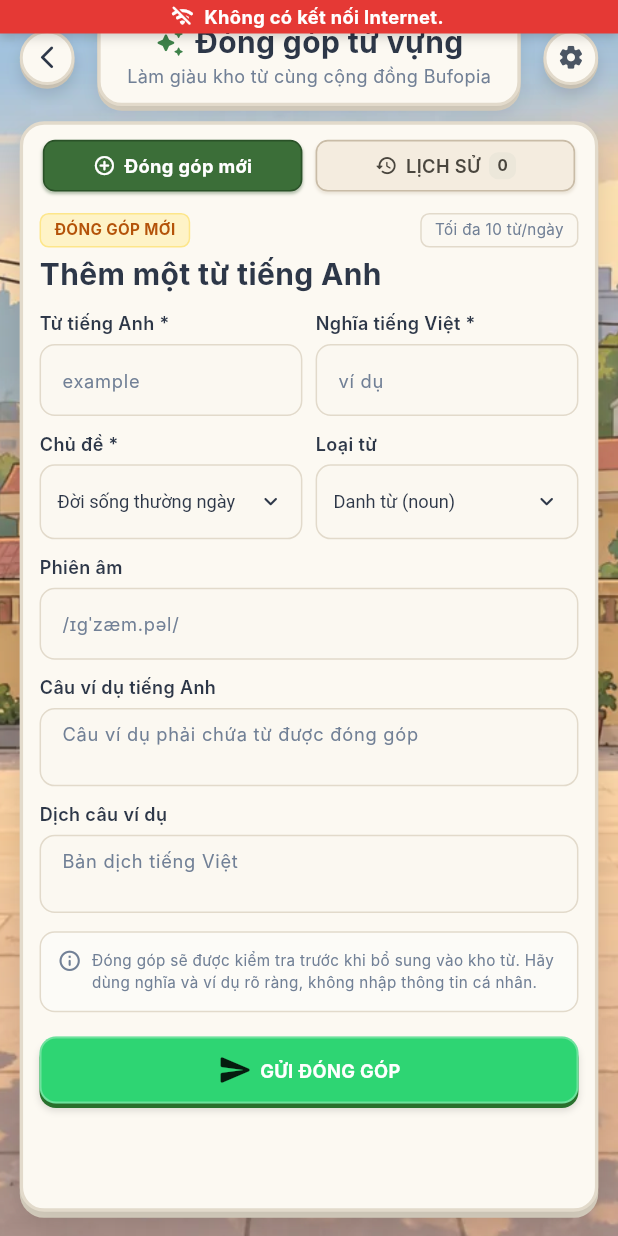
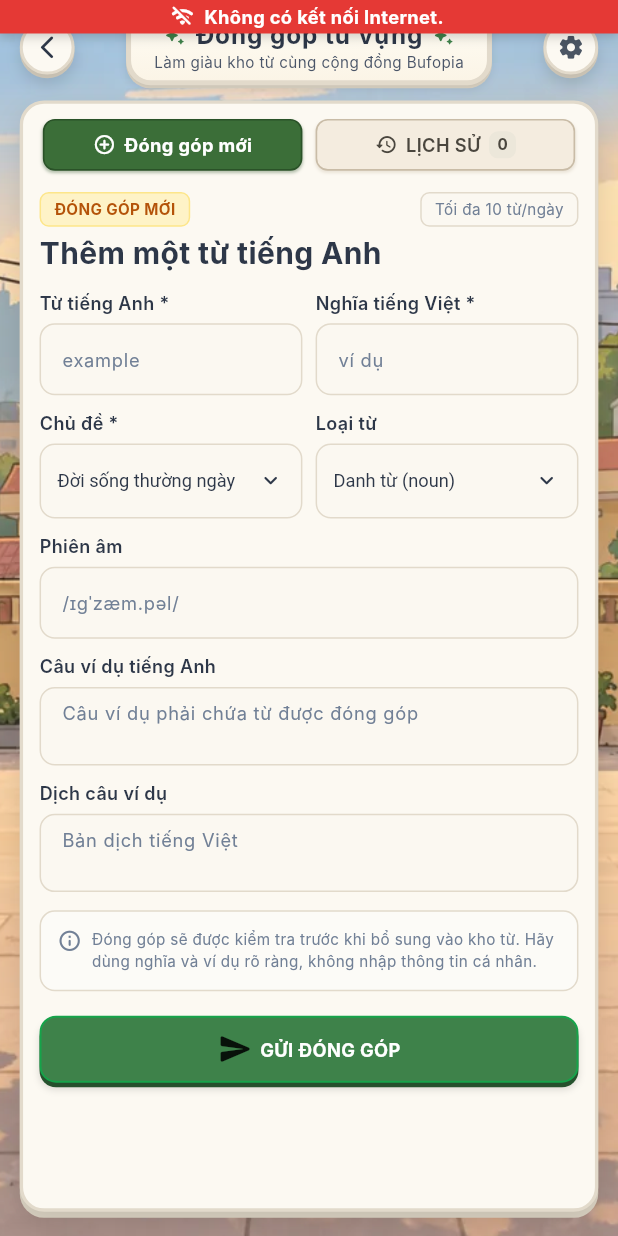
Before and after one commit to JK-Tran/bufopia-mobile, a Flutter app: the ContributionPage screen opened by its route, on a phone screen of 412 x 824 dp. Run offline on Flutter 3.47's test engine with Material 3 defaults, Android fonts, the phone set to English and light mode, and no system bars; our stand-ins replace audioplayers, bloc, clock, connectivity_plus, dartx, decimal and 21 more; missing offline and left inert: android_id, photo_manager, photo_manager_image_provider; accounts and stored records are empty; network calls fail; Roboto replaces fonts that are missing (Inter); statements that could not run were skipped.

Commit message:
feat(practice): refine contribution header and review quiz dialog

```diff
--- a/lib/features/practice/presentation/contribution/bloc/contribution_bloc.dart
+++ b/lib/features/practice/presentation/contribution/bloc/contribution_bloc.dart
@@ -7,6 +7,7 @@ import 'package:bufopia/features/practice/domain/usecases/get_contributions_use_
 import 'package:bufopia/features/practice/domain/usecases/get_dictionary_detail_use_case.dart';
 import 'package:bufopia/features/practice/domain/usecases/submit_contribution_use_case.dart';
 import 'package:bufopia/features/practice/domain/usecases/update_contribution_use_case.dart';
+import 'package:bufopia/shared/l10n/l10n.dart';
 import 'package:bufopia/shared/services/device/device_uid_service.dart';
 import 'package:bufopia/shared/services/firebase/firebase_auth_service.dart';
 import 'package:flutter_bloc/flutter_bloc.dart';
@@ -122,7 +123,7 @@ class ContributionBloc extends BaseBloc<ContributionEvent, ContributionState> {
         safeEmit(
           state.copyWith(
             contributions: updatedList,
-            successMessage: 'Đóng góp từ thành công',
+            successMessage: S.current.contributeWordSuccess,
           ),
         );
       },
@@ -163,7 +164,7 @@ class ContributionBloc extends BaseBloc<ContributionEvent, ContributionState> {
         safeEmit(
           state.copyWith(
             contributions: updatedList,
-            successMessage: 'Cập nhật từ thành công',
+            successMessage: S.current.updateWordSuccess,
           ),
         );
       },
--- a/lib/features/practice/presentation/contribution/widgets/contribution_form.dart
+++ b/lib/features/practice/presentation/contribution/widgets/contribution_form.dart
@@ -407,7 +407,7 @@ class _ContributionFormState extends State<ContributionForm> {
             SizedBox(height: 16.h),
 
             // Submit Button
-            AppButton.success(
+            AppButton(
               text: widget.isSubmitting
                   ? l10n.submitting
                   : (_editingId != null
@@ -417,6 +417,15 @@ class _ContributionFormState extends State<ContributionForm> {
               isLoading: widget.isSubmitting,
               onPressed: widget.isSubmitting ? null : _handleSubmit,
               height: 44.h,
+              backgroundColor: isPaper
+                  ? AppColors.paperGreen
+                  : AppColors.greenDark,
+              borderColor: isPaper
+                  ? AppColors.paperGreenBorder
+                  : AppColors.greenLight,
+              extrusionColor: isPaper
+                  ? AppColors.paperGreenExtrusion
+                  : AppColors.green,
             ),
           ],
         ),
--- a/lib/features/practice/presentation/contribution/widgets/contribution_header.dart
+++ b/lib/features/practice/presentation/contribution/widgets/contribution_header.dart
@@ -4,6 +4,8 @@ import 'package:bufopia/shared/l10n/l10n.dart';
 import 'package:flutter/material.dart';
 import 'package:flutter_screenutil/flutter_screenutil.dart';
 
+/// Bảng hiệu "Đóng Góp Từ Vựng" hỗ trợ 2 giao diện:
+/// Giấy vẽ (Paper) & Gỗ Arcade (Classic)
 class ContributionHeader extends StatelessWidget {
   const ContributionHeader({
     required this.isPaperTheme,
@@ -14,29 +16,45 @@ class ContributionHeader extends StatelessWidget {
 
   @override
   Widget build(BuildContext context) {
+    final l10n = context.l10n;
+
+    if (isPaperTheme) {
       return Container(
-      padding: EdgeInsets.symmetric(horizontal: 16.w, vertical: 8.h),
         decoration: BoxDecoration(
-        color: isPaperTheme ? AppColors.paperCardBg : AppColors.white,
+          color: AppColors.paperBorder,
           borderRadius: BorderRadius.circular(16.r),
-        border: Border.all(
-          color: isPaperTheme ? AppColors.paperBorder : AppColors.blueLight,
-          width: 2.w,
-        ),
           boxShadow: [
             BoxShadow(
-            color: isPaperTheme
-                ? AppColors.paperExtrusion
-                : AppColors.grayExtrusion,
-            offset: Offset(0, 3.h),
+              color: AppColors.paperExtrusion,
+              offset: Offset(0, 2.h),
             ),
             BoxShadow(
               color: AppColors.black.withValues(alpha: 0.08),
-            offset: Offset(0, 5.h),
-            blurRadius: 8.r,
+              offset: Offset(0, 3.h),
+              blurRadius: 4.r,
             ),
           ],
         ),
+        padding: EdgeInsets.all(2.w),
+        child: Container(
+          padding: EdgeInsets.symmetric(horizontal: 14.w, vertical: 4.h),
+          decoration: BoxDecoration(
+            borderRadius: BorderRadius.circular(14.r),
+            border: Border.all(
+              color: AppColors.paperBorder,
+              width: 1.w,
+            ),
+            gradient: const LinearGradient(
+              begin: Alignment.topCenter,
+              end: Alignment.bottomCenter,
+              colors: [
+                AppColors.paperCardGradientStart,
+                AppColors.paperCardGradientEnd,
+              ],
+            ),
+          ),
+          child: FittedBox(
+            fit: BoxFit.scaleDown,
             child: Column(
               mainAxisSize: MainAxisSize.min,
               children: [
@@ -45,27 +63,136 @@ class ContributionHeader extends StatelessWidget {
                   children: [
                     Icon(
                       Icons.auto_awesome_rounded,
-                color: isPaperTheme ? AppColors.paperGreen : AppColors.orange,
-                size: 20.r,
+                      size: 14.r,
+                      color: AppColors.paperGreen,
                     ),
                     SizedBox(width: 6.w),
-              AppText.t2(
-                context.l10n.contributeVocab,
-                color: isPaperTheme
-                    ? AppColors.paperTextDark
-                    : AppColors.grayDark,
+                    AppText.t3(
+                      l10n.contributeVocab,
+                      fontSize: 16.sp,
                       fontWeight: FontWeight.w700,
+                      letterSpacing: 0.6,
+                      color: AppColors.paperTextDark,
+                    ),
+                    SizedBox(width: 6.w),
+                    Icon(
+                      Icons.auto_awesome_rounded,
+                      size: 14.r,
+                      color: AppColors.paperGreen,
                     ),
                   ],
                 ),
-          SizedBox(height: 2.h),
+                SizedBox(height: 1.h),
                 AppText.c1(
-            context.l10n.contributeVocabSubtitle,
-            color: isPaperTheme
-                ? AppColors.paperTextMuted
-                : AppColors.grayMedium,
+                  l10n.contributeVocabSubtitle,
+                  fontSize: 10.sp,
+                  color: AppColors.paperTextMedium,
                 ),
               ],
+            ),
+          ),
+        ),
+      );
+    }
+
+    return Container(
+      decoration: BoxDecoration(
+        color: AppColors.woodBoardBorder,
+        borderRadius: BorderRadius.circular(16.r),
+        boxShadow: [
+          BoxShadow(
+            color: AppColors.woodBoardShadow,
+            offset: Offset(0, 2.h),
+          ),
+          BoxShadow(
+            color: AppColors.black.withValues(alpha: 0.16),
+            offset: Offset(0, 4.h),
+            blurRadius: 4.r,
+          ),
+        ],
+      ),
+      padding: EdgeInsets.all(2.w),
+      child: Container(
+        padding: EdgeInsets.symmetric(horizontal: 14.w, vertical: 4.h),
+        decoration: BoxDecoration(
+          borderRadius: BorderRadius.circular(14.r),
+          border: Border.all(
+            color: AppColors.woodParchmentLight,
+            width: 1.w,
+          ),
+          gradient: const LinearGradient(
+            begin: Alignment.topCenter,
+            end: Alignment.bottomCenter,
+            colors: [
+              AppColors.woodParchmentDark,
+              AppColors.woodLight,
+              AppColors.woodDark,
+            ],
+            stops: [0.0, 0.45, 1.0],
+          ),
+        ),
+        child: FittedBox(
+          fit: BoxFit.scaleDown,
+          child: Column(
+            mainAxisSize: MainAxisSize.min,
+            children: [
+              Row(
+                mainAxisSize: MainAxisSize.min,
+                children: [
+                  Icon(
+                    Icons.auto_awesome_rounded,
+                    size: 14.r,
+                    color: AppColors.woodBoardShadow,
+                    shadows: [
+                      Shadow(
+                        color: AppColors.woodParchmentLight.withValues(
+                          alpha: 0.8,
+                        ),
+                        offset: const Offset(0, 1),
+                      ),
+                    ],
+                  ),
+                  SizedBox(width: 6.w),
+                  AppText.t3(
+                    l10n.contributeVocab,
+                    fontSize: 16.sp,
+                    fontWeight: FontWeight.w700,
+                    letterSpacing: 0.6,
+                    color: AppColors.woodBoardShadow,
+                    shadows: [
+                      Shadow(
+                        color: AppColors.woodParchmentLight.withValues(
+                          alpha: 0.8,
+                        ),
+                        offset: const Offset(0, 1),
+                      ),
+                    ],
+                  ),
+                  SizedBox(width: 6.w),
+                  Icon(
+                    Icons.auto_awesome_rounded,
+                    size: 14.r,
+                    color: AppColors.woodBoardShadow,
+                    shadows: [
+                      Shadow(
+                        color: AppColors.woodParchmentLight.withValues(
+                          alpha: 0.8,
+                        ),
+                        offset: const Offset(0, 1),
+                      ),
+                    ],
+                  ),
+                ],
+              ),
+              SizedBox(height: 1.h),
+              AppText.c1(
+                l10n.contributeVocabSubtitle,
+                fontSize: 10.sp,
+                color: AppColors.woodDark,
+              ),
+            ],
+          ),
+        ),
       ),
     );
   }
--- a/lib/features/practice/presentation/review/widgets/dialog/review_quiz_dialog.dart
+++ b/lib/features/practice/presentation/review/widgets/dialog/review_quiz_dialog.dart
@@ -219,11 +219,15 @@ class _ReviewQuizDialogState extends State<ReviewQuizDialog> {
     final phonetic = word?.phonetic ?? '';
     final correctMeaning = word?.vi ?? cleanFallback;
 
+    final isLandscape =
+        MediaQuery.of(context).orientation == Orientation.landscape;
+    final dialogHeight = isLandscape ? 330.0 : 520.h;
+
     return AppGameDialog(
       title: context.l10n.practiceWeakWordsTitle,
       icon: Icons.auto_stories_rounded,
       maxWidth: 340.w,
-      maxHeight: 520.h,
+      height: dialogHeight,
       isScrollable: false,
       padding: EdgeInsets.symmetric(horizontal: 14.w, vertical: 10.h),
       backgroundColor: isPaper ? AppColors.paperCardBg : AppColors.white,
```
Lines whose indentation alone changed are shown as unchanged.
